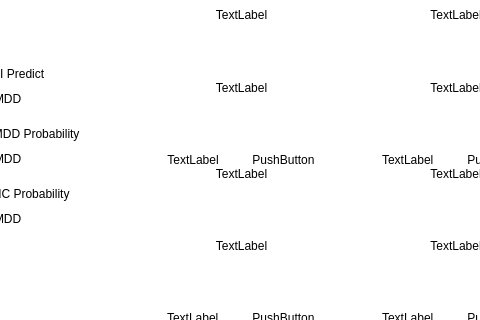
The window that ui/test5.ui (youngwookSong/bwave_gui) describes before a commit, drawn with Qt 5; both pictures show x 619 to 1099 and y 114 to 434 of the 1200 by 800 pixel window.
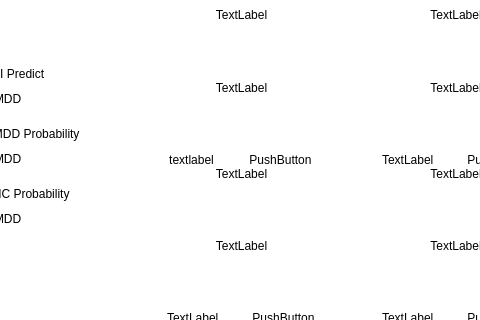
The same window after the commit. The open tabs and pages were chosen to show the change. Icons and pictures are not drawn.

The edit to the form file:
```diff
--- a/ui/test5.ui
+++ b/ui/test5.ui
@@ -1914,7 +1914,7 @@
                                        </sizepolicy>
                                       </property>
                                       <property name="text">
-                                       <string>TextLabel</string>
+                                       <string>textlabel</string>
                                       </property>
                                       <property name="alignment">
                                        <set>Qt::AlignCenter</set>
```
Left out of the diff: 2 changed lines with no effect on the pictures.
